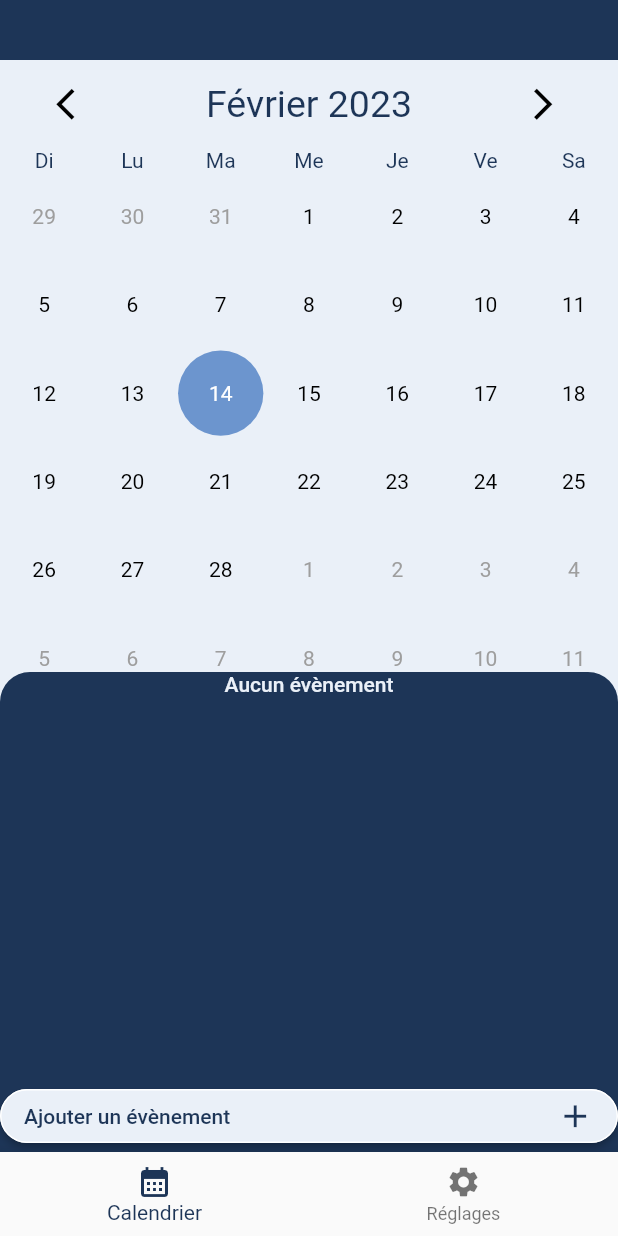
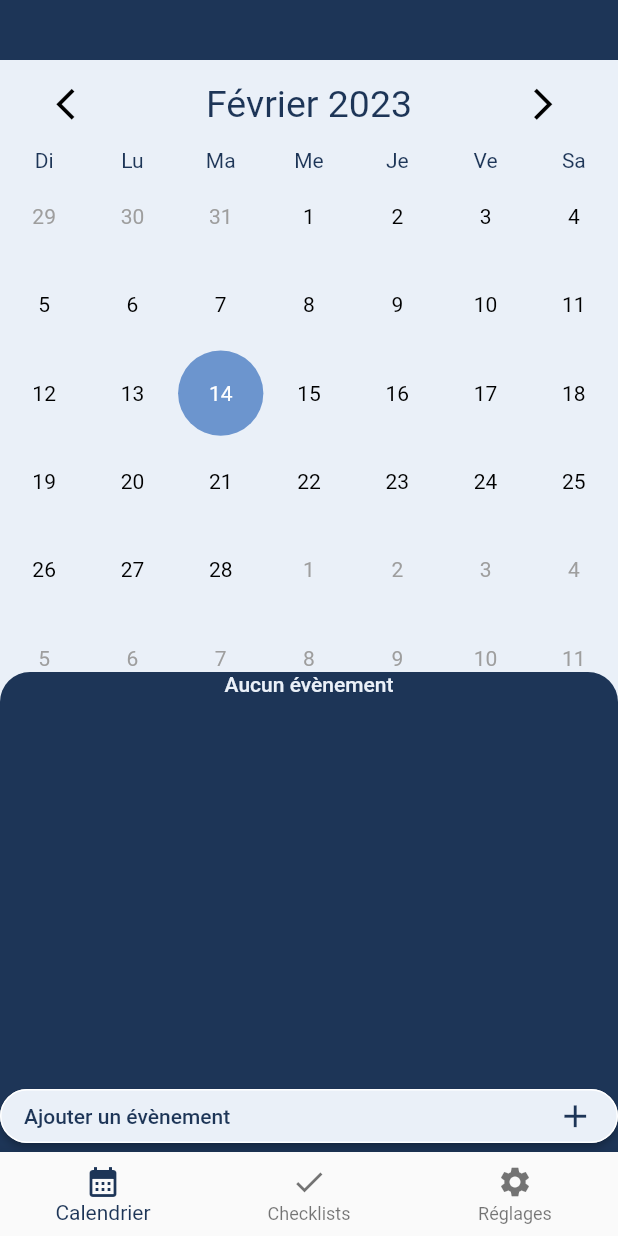
Before and after one commit to GuillaumeGauthB/app_calendrier, a Flutter app: the screen it shows after launch, on a phone screen of 412 x 824 dp. Run offline on Flutter 3.47's test engine with Material 2 defaults, Android fonts, the light colour scheme and no system bars; our stand-ins replace cloud_firestore, firebase_core, flutter_colorpicker, get, google_sign_in, shared_preferences; missing offline and left inert: datepicker_dropdown, flutter_hsvcolor_picker; accounts and stored records are empty.

Commit message:
set up de la base des checklists

```diff
--- a/flutter_calendrier_2/lib/main.dart
+++ b/flutter_calendrier_2/lib/main.dart
@@ -3,7 +3,7 @@ import 'package:flutter/material.dart';
 import 'package:firebase_core/firebase_core.dart';
 import 'package:flutter_calendrier_2/utils/SharedPreferencesUtils.dart';
 import 'package:google_sign_in/google_sign_in.dart';
-import '../utils/FileUtils.dart';
+import '../utils/file_utils.dart';
 import '../res/events.dart';
 import '../res/settings.dart';
 import 'widgets/MyApp.dart';
--- /dev/null
+++ b/flutter_calendrier_2/lib/res/checklists.dart
@@ -0,0 +1 @@
+var listCheckmarks = [];
--- a/flutter_calendrier_2/lib/utils/FileUtils.dart
+++ b/flutter_calendrier_2/lib/utils/file_utils.dart
@@ -41,6 +41,17 @@ class FileUtils {
             }
           ]
       ), fileName: 'horaires.json');
+      stringToReturn += 'oui';
+    }
+
+    if(directoryContentsFile.where((element) => element.path.contains('checklists.json')).isEmpty){
+      await saveToFile(data: jsonEncode(
+          [
+            {
+              'emptySettingsTemplate': 'Empty Settings'
+            }
+          ]
+      ));
       stringToReturn += 'oui';
     }
 
--- a/flutter_calendrier_2/lib/widgets/MyApp.dart
+++ b/flutter_calendrier_2/lib/widgets/MyApp.dart
@@ -28,6 +28,7 @@ class MyApp extends StatelessWidget {
         initialRoute: '/calendrier',
         getPages: [
           GetPage(name: '/calendrier', page: () => const CalendarBase()),
+          GetPage(name: '/checklists', page: () => const ChecklistsBase()),
           //GetPage(name: '/calendrier/modifier', page: () => const ModifyEventBase()),
           GetPage(name: '/settings', page: () => const AppSettingsBase()),
           GetPage(name: '/settings/horaires', page: () => const AddScheduleBase()),
--- a/flutter_calendrier_2/lib/widgets/add_event.dart
+++ b/flutter_calendrier_2/lib/widgets/add_event.dart
@@ -5,7 +5,7 @@ import 'package:datepicker_dropdown/datepicker_dropdown.dart'; // Pour les dropd
  import 'package:flutter_calendrier_2/res/events.dart';
 import 'package:flutter_calendrier_2/res/settings.dart';
 // import '../services/local_notification_service.dart';
-import '../utils/FileUtils.dart';
+import '../utils/file_utils.dart';
 import 'package:get/get.dart';
 
 import '../utils/schedule.dart';
--- a/flutter_calendrier_2/lib/widgets/add_schedule.dart
+++ b/flutter_calendrier_2/lib/widgets/add_schedule.dart
@@ -4,7 +4,7 @@ import 'package:flutter_colorpicker/flutter_colorpicker.dart';
 import 'package:flutter_hsvcolor_picker/flutter_hsvcolor_picker.dart';
 
 import '../res/settings.dart';
-import '../utils/FileUtils.dart';
+import '../utils/file_utils.dart';
 
 class AddSchedule extends StatefulWidget {
   //const AddSchedule({Key? key}) : super(key: key);
--- a/flutter_calendrier_2/lib/widgets/app_settings.dart
+++ b/flutter_calendrier_2/lib/widgets/app_settings.dart
@@ -1,5 +1,5 @@
 import 'package:flutter/material.dart';
-import 'package:flutter_calendrier_2/utils/FileUtils.dart';
+import 'package:flutter_calendrier_2/utils/file_utils.dart';
 import 'package:flutter_calendrier_2/widgets/refresh_data.dart';
 import 'package:get/get.dart';
 import '../res/settings.dart';
--- a/flutter_calendrier_2/lib/widgets/calendar.dart
+++ b/flutter_calendrier_2/lib/widgets/calendar.dart
@@ -1,11 +1,11 @@
 import 'package:flutter/material.dart';
 import 'package:flutter_calendrier_2/res/events.dart';
 import 'day.dart';
-import 'day_events.dart';
+import 'list_events.dart';
 import '../res/values.dart';
 import 'add_event.dart';
 import 'package:get/get.dart';
-import '../utils/FileUtils.dart';
+import '../utils/file_utils.dart';
 
 class Calendar extends StatefulWidget {
   const Calendar({Key? key}) : super(key: key);
@@ -64,7 +64,7 @@ class _CalendarState extends State<Calendar> {
               width: MediaQuery.of(context).size.width * 0.40,
               child: printCalendarBase,
             ),
-            DayEvents({"year": _currentYear, "month": currentMonth,"day": (_dayClicked == -1 ? now.day : _dayClicked+1),}),
+            ListEvents({"year": _currentYear, "month": currentMonth,"day": (_dayClicked == -1 ? now.day : _dayClicked+1),}),
           ],
         )
       ],
@@ -87,7 +87,7 @@ class _CalendarState extends State<Calendar> {
           child: Stack(
             children: [
               printCalendarBase,
-              DayEvents({"year": _currentYear, "month": currentMonth,"day": (_dayClicked == -1 ? now.day : _dayClicked+1),}),
+              ListEvents({"year": _currentYear, "month": currentMonth,"day": (_dayClicked == -1 ? now.day : _dayClicked+1),}),
             ],
           ),
         ),
--- a/flutter_calendrier_2/lib/widgets/day_events.dart
+++ b/flutter_calendrier_2/lib/widgets/list_events.dart
@@ -7,29 +7,29 @@ import 'package:flutter/material.dart';
 import 'package:flutter_calendrier_2/utils/schedule.dart';
 import '../res/events.dart';
 import '../res/values.dart';
-import '../utils/FileUtils.dart';
+import '../utils/file_utils.dart';
 import 'package:get/get.dart';
 
 import 'add_event.dart';
 
 
-class DayEvents extends StatefulWidget {
+class ListEvents extends StatefulWidget {
   //const DayEvents({Key? key}) : super(key: key);
 
   final Map<String, dynamic> evenementsParameters;
 
-  DayEvents(this.evenementsParameters);
+  ListEvents(this.evenementsParameters);
   @override
-  State<DayEvents> createState() => _DayEventsState(evenementsParameters);
+  State<ListEvents> createState() => _ListEventsState(evenementsParameters);
 }
 
-class _DayEventsState extends State<DayEvents> {
+class _ListEventsState extends State<ListEvents> {
   final GlobalKey _columnEventKey = GlobalKey();
 
   late Map<String, dynamic> evenementsParameters; // parametres envoyees du parent
   late int day, month, year; // informations de la date lue
 
-  _DayEventsState(this.evenementsParameters);
+  _ListEventsState(this.evenementsParameters);
 
   late DateTime now;
 
@@ -97,7 +97,6 @@ class _DayEventsState extends State<DayEvents> {
                   DateTime(element['year_end'], element['month_end'], element['day_end']) == now
 
               )
-
     );
 
     if(activeSchedules.isNotEmpty){
@@ -107,8 +106,6 @@ class _DayEventsState extends State<DayEvents> {
               activeSchedules.where((elementSchedule) => element['schedule'] == elementSchedule['id']).isNotEmpty
 
       );
-
-      print(schedulesEvents);
 
       if(schedulesEvents != null){
         var schedulesEventsToAdd = schedulesEvents.where(
@@ -138,30 +135,11 @@ class _DayEventsState extends State<DayEvents> {
           dataWhere.add(event);
         }
       }
-
-
     }
 
-    //print(schedulesEventsToAdd);
-
-    /*
-
-    activeSchedules.where(
-        (element) {
-          if(element['repetition'] == 'week'){
-            if(DateTime())
-          }
-          return element;
-        }
-    );
-
-
-    var schedules = data.where(
-            (element) => !dataWhere.firstWhereOrNull((elementNow) => elementNow[element['id']]) &&
-
-    );*/
-
-    //print(schedules);
+    /**
+     * FIN DU TRAITEMENT DES HORAIRES
+     */
 
 
     // envoyer de base cet element
--- a/flutter_calendrier_2/lib/widgets/navMenu.dart
+++ b/flutter_calendrier_2/lib/widgets/navMenu.dart
@@ -7,6 +7,7 @@ class NavMenu extends StatelessWidget {
   // liste contenant les liens du site
   final List<String> listLiens = [
     'calendrier',
+    'checklists',
     'settings'
   ];
   int index = 0; // position dans les liens
@@ -33,9 +34,13 @@ class NavMenu extends StatelessWidget {
           icon: Icon(Icons.calendar_month),
         ),
         BottomNavigationBarItem(
+          label: 'Checklists',
+          icon: Icon(Icons.check),
+        ),
+        BottomNavigationBarItem(
           label: 'Réglages',
           icon: Icon(Icons.settings),
-        )
+        ),
       ],
     );
   }
--- a/flutter_calendrier_2/lib/widgets/refresh_data.dart
+++ b/flutter_calendrier_2/lib/widgets/refresh_data.dart
@@ -3,7 +3,7 @@ import '../res/events.dart';
 import 'package:flutter/material.dart';
 import 'package:cloud_firestore/cloud_firestore.dart';
 import '../res/settings.dart';
-import '../utils/FileUtils.dart';
+import '../utils/file_utils.dart';
 
 
 class RefreshData extends StatelessWidget {
```
Also changed, not shown: flutter_calendrier_2/lib/widgets/list_checklists.dart (added, +46 -0 lines), flutter_calendrier_2/lib/widgets/list_schedule.dart (+0 -53 lines), flutter_calendrier_2/lib/widgets/routes_scaffold.dart (+19 -0 lines).
